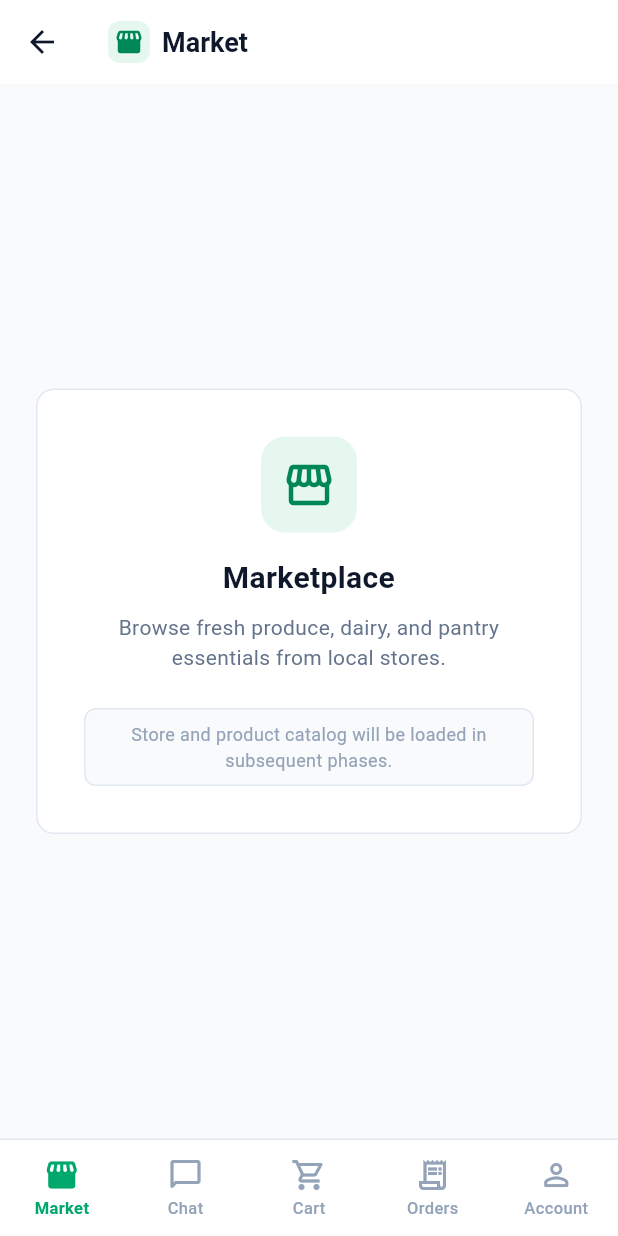
After one commit to KJSRAVAN/Esook-v1, a Flutter app: the CustomerShell screen opened by its route, on a phone screen of 412 x 824 dp. The commit adds this screen. Run offline on Flutter 3.47's test engine with Material 3 defaults, Android fonts, the phone set to English and light mode, and no system bars; our stand-ins replace flutter_secure_storage; accounts and stored records are empty.

Commit message:
feat: add customer application shell

```diff
--- a/frontend/lib/core/routing/app_router.dart
+++ b/frontend/lib/core/routing/app_router.dart
@@ -1,3 +1,4 @@
+import 'package:flutter/foundation.dart';
 import 'package:flutter/material.dart';
 
 import '../presentation/screens/role_home_placeholder.dart';
@@ -10,6 +11,7 @@ import '../../features/auth/presentation/screens/customer_signup_screen.dart';
 import '../../features/auth/presentation/screens/rider_login_screen.dart';
 import '../../features/auth/presentation/screens/session_bootstrap_screen.dart';
 import '../../features/auth/presentation/screens/staff_login_screen.dart';
+import '../../features/customer/presentation/screens/customer_shell.dart';
 import 'app_routes.dart';
 
 /// Centralized route generator.
@@ -17,6 +19,14 @@ abstract final class AppRouter {
   static Route<dynamic> onGenerateRoute(RouteSettings settings) {
     final uri = Uri.parse(settings.name ?? '');
     final path = uri.path;
+
+    // Development-only preview route (strictly unreachable in release mode)
+    if (kDebugMode && path == AppRoutes.devCustomerPreview) {
+      return MaterialPageRoute<void>(
+        settings: settings,
+        builder: (_) => const CustomerShell(),
+      );
+    }
 
     switch (path) {
       case AppRoutes.initial:
@@ -71,14 +81,11 @@ abstract final class AppRouter {
           builder: (_) => AdminVerifyScreen(token: token),
         );
 
-      // Temporary role shells
+      // Customer authenticated shell
       case AppRoutes.customerHome:
         return MaterialPageRoute<void>(
           settings: settings,
-          builder: (_) => const RoleHomePlaceholderScreen(
-            title: 'Customer Home',
-            role: UserRole.customer,
-          ),
+          builder: (_) => const CustomerShell(),
         );
 
       case AppRoutes.storeHome:
--- a/frontend/lib/core/routing/app_routes.dart
+++ b/frontend/lib/core/routing/app_routes.dart
@@ -16,4 +16,7 @@ abstract final class AppRoutes {
   static const String riderHome = '/rider/home';
   static const String storeHome = '/store/home';
   static const String adminHome = '/admin/home';
+
+  // Development/Debug-Only Routes (guarded by kDebugMode)
+  static const String devCustomerPreview = '/dev/customer-preview';
 }
--- /dev/null
+++ b/frontend/lib/features/customer/presentation/screens/customer_market_screen.dart
@@ -0,0 +1,103 @@
+import 'package:flutter/material.dart';
+
+import '../../../../core/theme/app_colors.dart';
+import '../../../../core/theme/app_dimensions.dart';
+import '../../../../core/theme/app_text_styles.dart';
+
+/// Minimal production-structured placeholder screen for the Customer Market section.
+class CustomerMarketScreen extends StatelessWidget {
+  const CustomerMarketScreen({super.key});
+
+  @override
+  Widget build(BuildContext context) {
+    return Scaffold(
+      backgroundColor: AppColors.background,
+      appBar: AppBar(
+        title: Row(
+          children: [
+            Container(
+              padding: const EdgeInsets.all(AppDimensions.spacingXs),
+              decoration: BoxDecoration(
+                color: AppColors.primaryLight,
+                borderRadius: BorderRadius.circular(AppDimensions.radiusSm),
+              ),
+              child: const Icon(
+                Icons.storefront_rounded,
+                color: AppColors.primaryDark,
+                size: 20,
+              ),
+            ),
+            const SizedBox(width: AppDimensions.spacingSm),
+            const Text('Market'),
+          ],
+        ),
+      ),
+      body: SafeArea(
+        child: Center(
+          child: SingleChildScrollView(
+            padding: const EdgeInsets.all(AppDimensions.spacingLg),
+            child: ConstrainedBox(
+              constraints: const BoxConstraints(maxWidth: 500),
+              child: Card(
+                child: Padding(
+                  padding: const EdgeInsets.all(AppDimensions.spacingXl),
+                  child: Column(
+                    mainAxisSize: MainAxisSize.min,
+                    children: [
+                      Container(
+                        width: 64,
+                        height: 64,
+                        decoration: BoxDecoration(
+                          color: AppColors.primaryLight,
+                          borderRadius: BorderRadius.circular(AppDimensions.radiusLg),
+                        ),
+                        child: const Icon(
+                          Icons.storefront_outlined,
+                          size: 36,
+                          color: AppColors.primaryDark,
+                        ),
+                      ),
+                      const SizedBox(height: AppDimensions.spacingMd),
+                      const Text(
+                        'Marketplace',
+                        style: AppTextStyles.headlineSmall,
+                        textAlign: TextAlign.center,
+                      ),
+                      const SizedBox(height: AppDimensions.spacingSm),
+                      Text(
+                        'Browse fresh produce, dairy, and pantry essentials from local stores.',
+                        style: AppTextStyles.bodyMedium.copyWith(
+                          color: AppColors.textSecondary,
+                        ),
+                        textAlign: TextAlign.center,
+                      ),
+                      const SizedBox(height: AppDimensions.spacingLg),
+                      Container(
+                        padding: const EdgeInsets.symmetric(
+                          horizontal: AppDimensions.spacingMd,
+                          vertical: AppDimensions.spacingSm,
+                        ),
+                        decoration: BoxDecoration(
+                          color: AppColors.background,
+                          borderRadius: BorderRadius.circular(AppDimensions.radiusSm),
+                          border: Border.all(color: AppColors.borderSubtle),
+                        ),
+                        child: Text(
+                          'Store and product catalog will be loaded in subsequent phases.',
+                          style: AppTextStyles.bodySmall.copyWith(
+                            color: AppColors.textTertiary,
+                          ),
+                          textAlign: TextAlign.center,
+                        ),
+                      ),
+                    ],
+                  ),
+                ),
+              ),
+            ),
+          ),
+        ),
+      ),
+    );
+  }
+}
--- /dev/null
+++ b/frontend/lib/features/customer/presentation/screens/customer_shell.dart
@@ -0,0 +1,74 @@
+import 'package:flutter/material.dart';
+
+import '../../../../core/theme/app_colors.dart';
+import '../../../auth/domain/repositories/auth_repository.dart';
+import '../widgets/customer_bottom_navigation.dart';
+import 'customer_account_screen.dart';
+import 'customer_cart_screen.dart';
+import 'customer_chat_screen.dart';
+import 'customer_market_screen.dart';
+import 'customer_orders_screen.dart';
+
+/// Main application shell for authenticated customer users.
+///
+/// Features:
+/// - Persistent bottom navigation across the 5 primary customer tabs:
+///   1. Market
+///   2. Chat
+///   3. Cart
+///   4. Orders
+///   5. Account
+/// - Indexed state retention across tab switches
+/// - Responsive layout handling with proper SafeArea support
+class CustomerShell extends StatefulWidget {
+  final int initialIndex;
+  final AuthRepository? authRepository;
+
+  const CustomerShell({
+    super.key,
+    this.initialIndex = 0,
+    this.authRepository,
+  });
+
+  @override
+  State<CustomerShell> createState() => _CustomerShellState();
+}
+
+class _CustomerShellState extends State<CustomerShell> {
+  late int _currentIndex;
+
+  @override
+  void initState() {
+    super.initState();
+    _currentIndex = widget.initialIndex;
+  }
+
+  void _onNavigationTabSelected(int index) {
+    if (_currentIndex != index) {
+      setState(() {
+        _currentIndex = index;
+      });
+    }
+  }
+
+  @override
+  Widget build(BuildContext context) {
+    return Scaffold(
+      backgroundColor: AppColors.background,
+      body: IndexedStack(
+        index: _currentIndex,
+        children: [
+          const CustomerMarketScreen(),
+          const CustomerChatScreen(),
+          const CustomerCartScreen(),
+          const CustomerOrdersScreen(),
+          CustomerAccountScreen(authRepository: widget.authRepository),
+        ],
+      ),
+      bottomNavigationBar: CustomerBottomNavigation(
+        currentIndex: _currentIndex,
+        onTap: _onNavigationTabSelected,
+      ),
+    );
+  }
+}
--- /dev/null
+++ b/frontend/lib/features/customer/presentation/widgets/customer_bottom_navigation.dart
@@ -0,0 +1,158 @@
+import 'package:flutter/material.dart';
+
+import '../../../../core/theme/app_colors.dart';
+import '../../../../core/theme/app_dimensions.dart';
+import '../../../../core/theme/app_text_styles.dart';
+
+/// Navigation item definition for the customer bottom navigation bar.
+class CustomerNavItem {
+  final String label;
+  final IconData icon;
+  final IconData activeIcon;
+  final Key? key;
+
+  const CustomerNavItem({
+    required this.label,
+    required this.icon,
+    required this.activeIcon,
+    this.key,
+  });
+}
+
+/// Centralized bottom navigation bar for the customer application shell.
+///
+/// Features:
+/// - Five standard eSOuQ customer destinations (Market, Chat, Cart, Orders, Account)
+/// - Clean white surface with subtle top border
+/// - Active brand green state with smooth transitions
+/// - Safe area compliance to avoid gesture navigation overlaps
+/// - Responsive constraint to look polished on both mobile and wide screens
+class CustomerBottomNavigation extends StatelessWidget {
+  final int currentIndex;
+  final ValueChanged<int> onTap;
+
+  static const List<CustomerNavItem> items = [
+    CustomerNavItem(
+      label: 'Market',
+      icon: Icons.storefront_outlined,
+      activeIcon: Icons.storefront_rounded,
+      key: Key('customer_nav_market'),
+    ),
+    CustomerNavItem(
+      label: 'Chat',
+      icon: Icons.chat_bubble_outline_rounded,
+      activeIcon: Icons.chat_bubble_rounded,
+      key: Key('customer_nav_chat'),
+    ),
+    CustomerNavItem(
+      label: 'Cart',
+      icon: Icons.shopping_cart_outlined,
+      activeIcon: Icons.shopping_cart_rounded,
+      key: Key('customer_nav_cart'),
+    ),
+    CustomerNavItem(
+      label: 'Orders',
+      icon: Icons.receipt_long_outlined,
+      activeIcon: Icons.receipt_long_rounded,
+      key: Key('customer_nav_orders'),
+    ),
+    CustomerNavItem(
+      label: 'Account',
+      icon: Icons.person_outline_rounded,
+      activeIcon: Icons.person_rounded,
+      key: Key('customer_nav_account'),
+    ),
+  ];
+
+  const CustomerBottomNavigation({
+    super.key,
+    required this.currentIndex,
+    required this.onTap,
+  });
+
+  @override
+  Widget build(BuildContext context) {
+    return Container(
+      decoration: const BoxDecoration(
+        color: AppColors.surface,
+        border: Border(
+          top: BorderSide(
+            color: AppColors.borderSubtle,
+            width: 1.0,
+          ),
+        ),
+      ),
+      child: SafeArea(
+        top: false,
+        child: SizedBox(
+          height: 64.0,
+          child: Row(
+            mainAxisAlignment: MainAxisAlignment.spaceAround,
+            children: List.generate(items.length, (index) {
+              final item = items[index];
+              final isSelected = index == currentIndex;
+              return Expanded(
+                child: _NavBarItemWidget(
+                  item: item,
+                  isSelected: isSelected,
+                  onTap: () => onTap(index),
+                ),
+              );
+            }),
+          ),
+        ),
+      ),
+    );
+  }
+}
+
+class _NavBarItemWidget extends StatelessWidget {
+  final CustomerNavItem item;
+  final bool isSelected;
+  final VoidCallback onTap;
+
+  const _NavBarItemWidget({
+    required this.item,
+    required this.isSelected,
+    required this.onTap,
+  });
+
+  @override
+  Widget build(BuildContext context) {
+    final color = isSelected ? AppColors.primary : AppColors.textTertiary;
+
+    return Semantics(
+      selected: isSelected,
+      label: item.label,
+      button: true,
+      child: InkWell(
+        key: item.key,
+        onTap: onTap,
+        splashColor: AppColors.primaryLight,
+        highlightColor: Colors.transparent,
+        borderRadius: BorderRadius.circular(AppDimensions.radiusSm),
+        child: Column(
+          mainAxisAlignment: MainAxisAlignment.center,
+          children: [
+            Icon(
+              isSelected ? item.activeIcon : item.icon,
+              color: color,
+              size: 24.0,
+            ),
+            const SizedBox(height: AppDimensions.spacing2xs),
+            Text(
+              item.label,
+              style: AppTextStyles.bodySmall.copyWith(
+                color: color,
+                fontWeight: isSelected ? FontWeight.w600 : FontWeight.w500,
+                fontSize: 11.0,
+              ),
+              maxLines: 1,
+              overflow: TextOverflow.ellipsis,
+            ),
+          ],
+        ),
+      ),
+    );
+  }
+}
```
Also changed, not shown: frontend/lib/features/auth/presentation/screens/customer_login_screen.dart (+15 -0 lines), frontend/lib/features/customer/presentation/screens/customer_account_screen.dart (added, +102 -0 lines), frontend/lib/features/customer/presentation/screens/customer_cart_screen.dart (added, +67 -0 lines), frontend/lib/features/customer/presentation/screens/customer_chat_screen.dart (added, +67 -0 lines), frontend/lib/features/customer/presentation/screens/customer_orders_screen.dart (added, +67 -0 lines), 3 other files.
